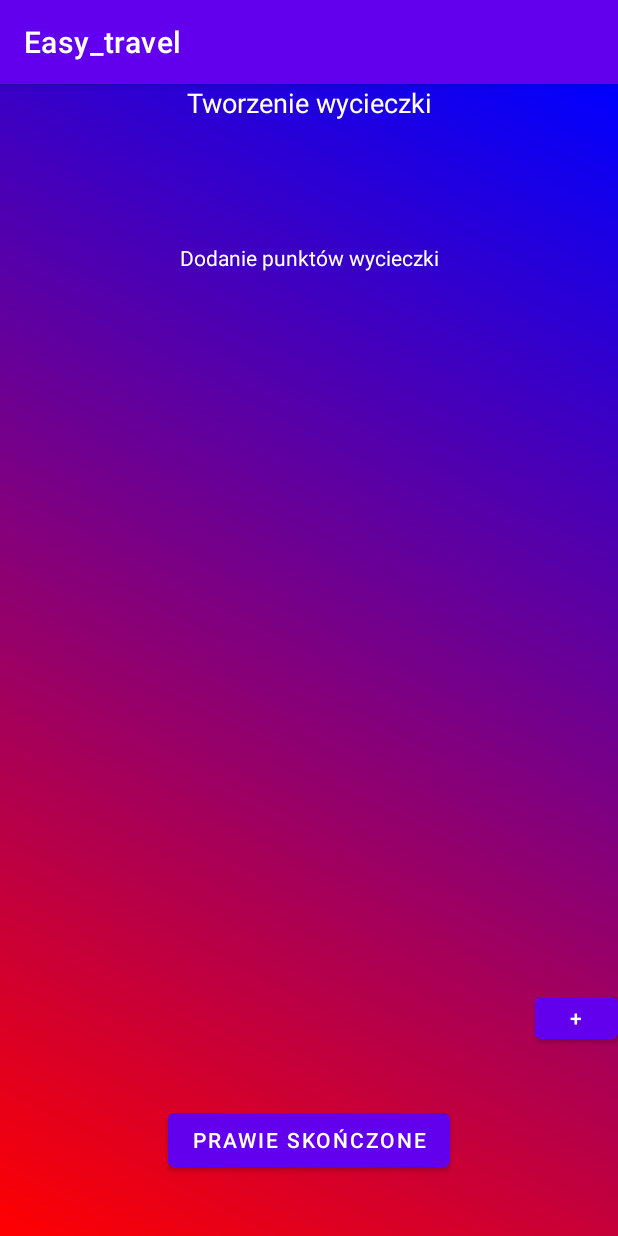
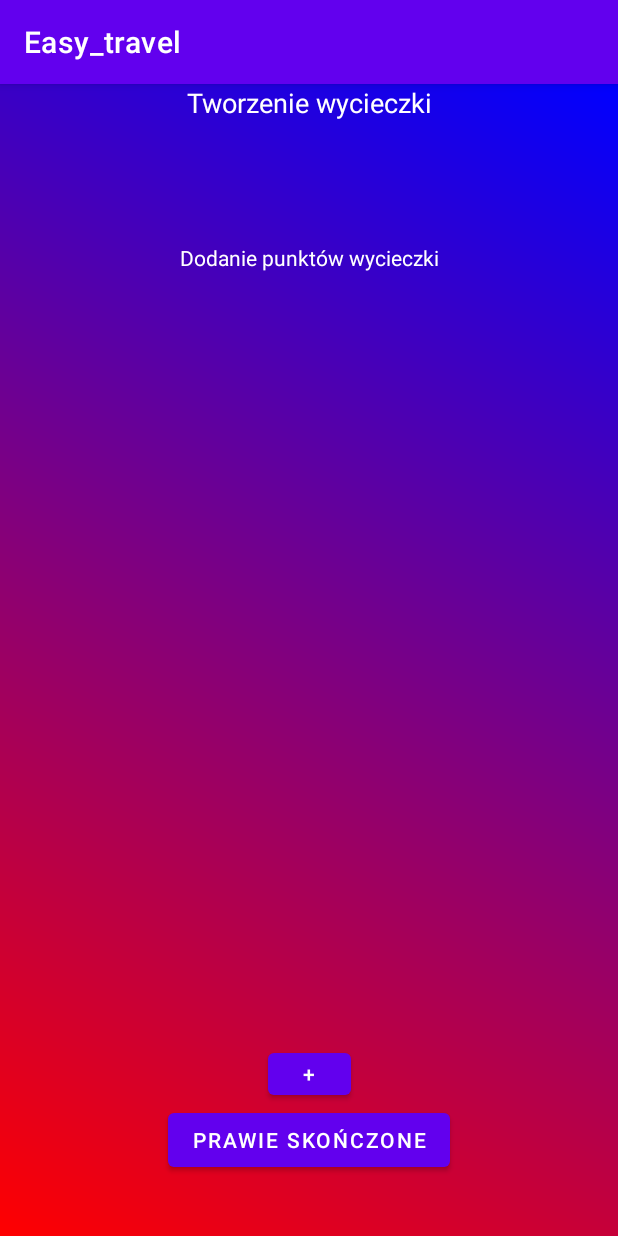
Before and after one commit to bartoszszostakiewicz/Easy_travel, an Android app: the CreateTrip screen opened directly, with no data from a screen before it, after a tap on "PRZEJDŹ DALEJ", on a phone screen of 412 x 824 dp. Run offline under Robolectric (Android 15) with nearby library versions, the phone set to English and light mode, and no system bars; our stand-ins replace Firebase (no records; nobody signed in at launch, a user with empty details on screens opened directly); 1 statement that could not run was skipped.

```diff
--- a/Easy_Travel/app/src/main/res/layout/create_trip_page2.xml
+++ b/Easy_Travel/app/src/main/res/layout/create_trip_page2.xml
@@ -23,7 +23,7 @@
         android:text="+"
         app:layout_constraintBottom_toTopOf="@+id/next_btn2"
         app:layout_constraintEnd_toEndOf="parent"
-        app:layout_constraintTop_toBottomOf="@+id/tripPoint_list" />
+        app:layout_constraintStart_toStartOf="parent" />
 
     <TextView
         android:id="@+id/title_txt"
@@ -53,6 +53,7 @@
         android:id="@+id/tripPoint_list"
         android:layout_width="412dp"
         android:layout_height="435dp"
+        app:layout_constraintBottom_toTopOf="@+id/addTripPoint_btn"
         app:layout_constraintEnd_toEndOf="parent"
         app:layout_constraintStart_toStartOf="parent"
         app:layout_constraintTop_toBottomOf="@+id/tripPoint_txt" />
```
Also changed, not shown: Easy_Travel/app/src/main/java/com/project/easy_travel/CreateTrip.kt (+9 -1 lines).
